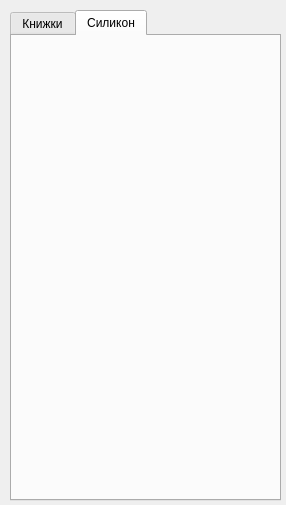
First picture: the form in WB/MakeBookPrint/MakeBookPrintUi.ui, repository gora5624/Python, before the edit.
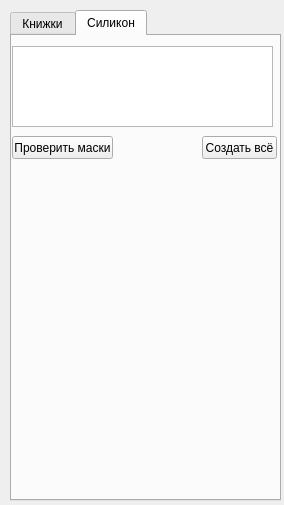
Second picture: the form after the edit. The open tabs and pages were chosen to show the change.

Diff of the .ui file:
```diff
--- a/WB/MakeBookPrint/MakeBookPrintUi.ui
+++ b/WB/MakeBookPrint/MakeBookPrintUi.ui
@@ -6,7 +6,7 @@
    <rect>
     <x>0</x>
     <y>0</y>
-    <width>286</width>
+    <width>284</width>
     <height>505</height>
    </rect>
   </property>
@@ -266,6 +266,42 @@
     <attribute name="title">
      <string>Силикон</string>
     </attribute>
+    <widget class="QTextBrowser" name="textSiliconMask">
+     <property name="geometry">
+      <rect>
+       <x>0</x>
+       <y>10</y>
+       <width>261</width>
+       <height>81</height>
+      </rect>
+     </property>
+    </widget>
+    <widget class="QPushButton" name="CreateSiliconImage">
+     <property name="geometry">
+      <rect>
+       <x>190</x>
+       <y>100</y>
+       <width>75</width>
+       <height>23</height>
+      </rect>
+     </property>
+     <property name="text">
+      <string>Создать всё</string>
+     </property>
+    </widget>
+    <widget class="QPushButton" name="ChekMask">
+     <property name="geometry">
+      <rect>
+       <x>0</x>
+       <y>100</y>
+       <width>101</width>
+       <height>23</height>
+      </rect>
+     </property>
+     <property name="text">
+      <string>Проверить маски</string>
+     </property>
+    </widget>
    </widget>
   </widget>
  </widget>
```
Left out of the diff: 4 changed lines with no effect on the pictures.
